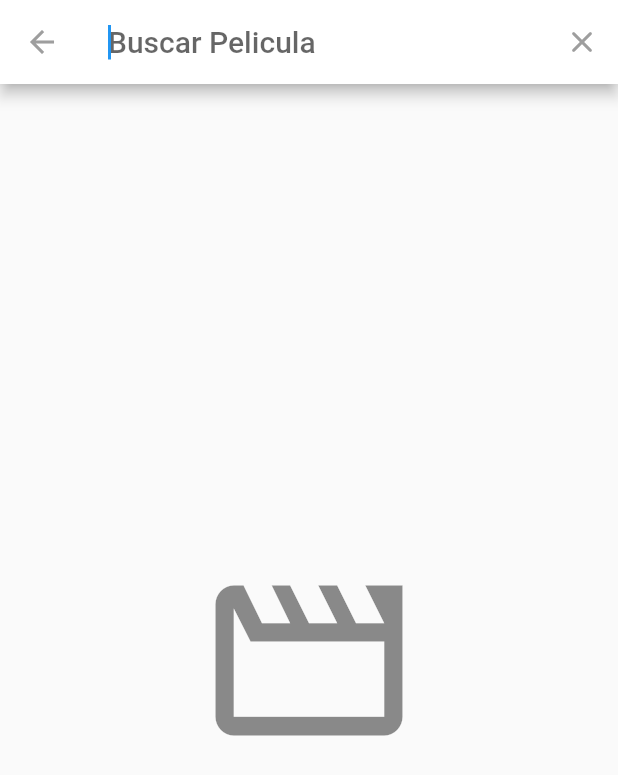
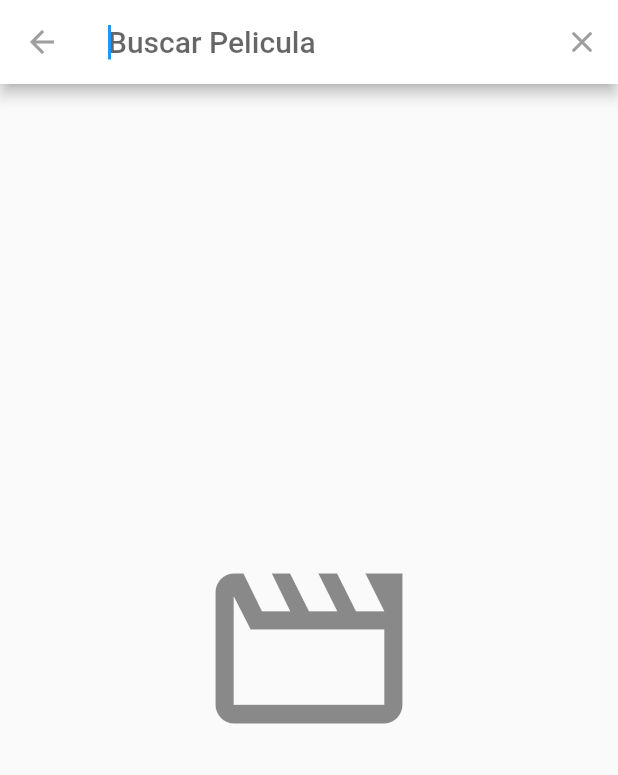
Before and after one commit to manuelcastrobarinas/peliculas-app-flutter, a Flutter app: the screen it shows after launch, after a tap on the "search" icon, on a phone screen of 412 x 824 dp. Shown: the top 775 px of the screen. Run offline on Flutter 3.47's test engine with Material 2 defaults, Android fonts, the phone set to English and light mode, and no system bars; our stand-ins replace card_swiper; network calls fail.

Commit message:
implements stream search to upgrade http peticions

```diff
--- /dev/null
+++ b/lib/helpers/debouncer.dart
@@ -0,0 +1,21 @@
+import 'dart:async';
+
+class Debouncer<T> {
+  Debouncer({
+    required this.duration,
+    this.onValue
+  });
+
+  final Duration duration;
+  void Function(T value)? onValue;
+  T? _value;
+  Timer? _timer;
+
+  T get value => _value!;
+
+  set value(T val) {
+    _value = val;
+    _timer?.cancel();
+    _timer = Timer(duration, () => onValue!(_value!));
+  }
+}
--- a/lib/search/search_delegate.dart
+++ b/lib/search/search_delegate.dart
@@ -30,26 +30,27 @@ class MovieSearchDelegate extends SearchDelegate {
 
   @override
   Widget buildResults(BuildContext context) {
-     return Text("build Results");
+    return _emptyContainer('No hubo resultados de la busqueda');
   }
 
   @override
   Widget buildSuggestions(BuildContext context) {
+
     if(query.isEmpty) {
-     _emptyContainer();
+     _emptyContainer('');
     }
 
     final moviesProvider = Provider.of<MoviesProvider>(context, listen: false);
+    moviesProvider.getSuggestionsByQuery( query );
 
-    return FutureBuilder(
-      future: moviesProvider.searchMovies(query),
-      builder: (BuildContext context, AsyncSnapshot<List<Movie>> snapshot) {
+    return StreamBuilder(
+      stream: moviesProvider.suggestionsStream,
+      builder: (_, AsyncSnapshot<List<Movie>> snapshot) {
 
-        if(!snapshot.hasData) {
-          return _emptyContainer();
-        }
+        if(!snapshot.hasData) return _emptyContainer('');
 
         final movie = snapshot.data!;
+
         return ListView.builder(
           itemCount:  movie.length,
           itemBuilder: (_ , index ) =>  _MovieItem(movie:movie[index]),
@@ -59,9 +60,17 @@ class MovieSearchDelegate extends SearchDelegate {
   }
 
 
-  Widget _emptyContainer(){
-    return const Center(
-      child: Icon(Icons.movie_creation_outlined, color: Colors.black45,size: 150),
+  Widget _emptyContainer(String? text){
+    return  Center(
+      child: Column(
+        mainAxisAlignment: MainAxisAlignment.center,
+        crossAxisAlignment: CrossAxisAlignment.center,
+        children: [
+          Icon(Icons.movie_creation_outlined, color: Colors.black45,size: 150),
+          Text('$text',style: TextStyle(color: Colors.black54)),
+        ],
+      ),
+
     );
   }
 
--- a/lib/services/movies.dart
+++ b/lib/services/movies.dart
@@ -1,5 +1,8 @@
+import 'dart:async';
+
 import 'package:flutter/material.dart';
 import 'package:http/http.dart' as http;
+import 'package:peliculas/helpers/debouncer.dart';
 import 'package:peliculas/models/credits-response.dart';
 import 'package:peliculas/models/now-playing-response.dart';
 import 'package:peliculas/models/popular-movies.dart';
@@ -13,10 +16,10 @@ class MoviesProvider extends ChangeNotifier{
   final String _baseUrl   = 'api.themoviedb.org';
   final String _language  = 'es-ES';
   List<Movie> onDisplayMovies = [];
-
-  Map<int, List<Cast>> moviesCasting = {
-
-  };
+  Map<int, List<Cast>> moviesCasting = {};
+  final debouncer = Debouncer(duration: const Duration(milliseconds: 500));
+  final StreamController<List<Movie>> _suggestionStreamController = StreamController.broadcast();
+  Stream<List<Movie>> get suggestionsStream => _suggestionStreamController.stream;
 
   MoviesProvider(){
     getNowPlayMovies();
@@ -69,6 +72,20 @@ class MoviesProvider extends ChangeNotifier{
     return data.results;
   }
 
+  void getSuggestionsByQuery(String query) {
+    debouncer.value = '';
+    debouncer.onValue = (value) async {
+      print("tenemos valor $value");
+      final results = await searchMovies(value);
+      _suggestionStreamController.add(results);
+    };
+
+    final timer = Timer.periodic(const Duration(milliseconds: 300), (_) {
+      debouncer.value = query;
+    });
+
+    Future.delayed(const Duration(milliseconds: 301)).then((_) => timer.cancel());
+  }
 }
 
 
```
